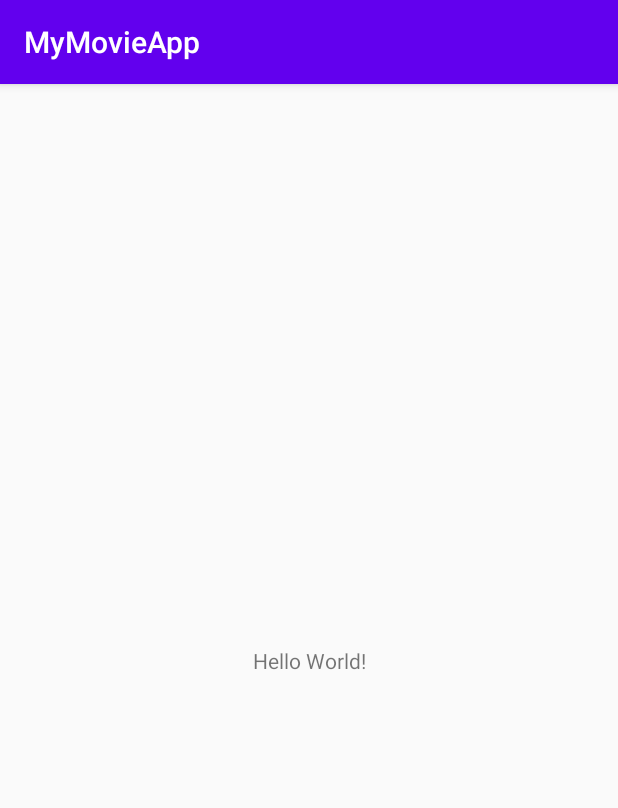
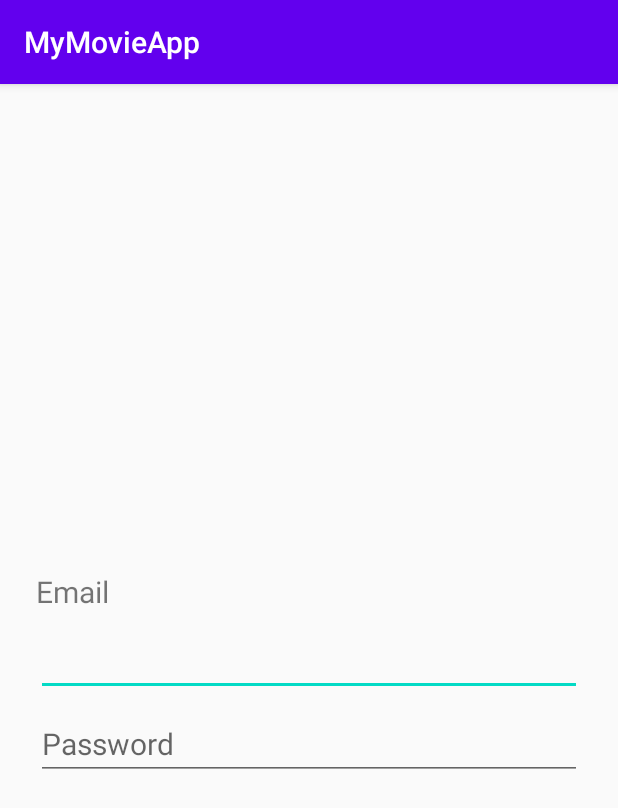
Before and after one commit to Shevy-D/MyMovieApp, an Android app: the screen it shows after launch (MainActivity), on a phone screen of 412 x 824 dp. Shown: the top 808 px of the screen. Run offline under Robolectric (Android 15) with nearby library versions, the phone set to English and light mode, and no system bars.

Commit message:
Added fields to main activity

```diff
--- a/app/src/main/res/layout/activity_main.xml
+++ b/app/src/main/res/layout/activity_main.xml
@@ -6,13 +6,46 @@
     android:layout_height="match_parent"
     tools:context=".MainActivity">
 
+    <EditText
+        android:id="@+id/email_text"
+        android:layout_width="0dp"
+        android:layout_height="wrap_content"
+        android:layout_marginStart="24dp"
+        android:layout_marginEnd="24dp"
+        android:textSize="20sp"
+        app:layout_constraintBottom_toBottomOf="parent"
+        app:layout_constraintEnd_toEndOf="parent"
+        app:layout_constraintLeft_toLeftOf="parent"
+        app:layout_constraintRight_toRightOf="parent"
+        app:layout_constraintStart_toStartOf="parent"
+        app:layout_constraintTop_toTopOf="parent" />
+
     <TextView
+        android:id="@+id/main_activity_email_input"
         android:layout_width="wrap_content"
         android:layout_height="wrap_content"
-        android:text="Hello World!"
-        app:layout_constraintBottom_toBottomOf="parent"
-        app:layout_constraintLeft_toLeftOf="parent"
-        app:layout_constraintRight_toRightOf="parent"
-        app:layout_constraintTop_toTopOf="parent" />
+        android:layout_marginStart="24dp"
+        android:layout_marginBottom="8dp"
+        android:text="@string/email"
+        android:textSize="20sp"
+        app:layout_constraintBottom_toTopOf="@+id/email_text"
+        app:layout_constraintEnd_toEndOf="parent"
+        app:layout_constraintHorizontal_bias="0.0"
+        app:layout_constraintStart_toStartOf="parent" />
+
+    <EditText
+        android:id="@+id/main_activity_password_input"
+        android:layout_width="0dp"
+        android:layout_height="wrap_content"
+        android:layout_marginStart="24dp"
+        android:layout_marginTop="8dp"
+        android:layout_marginEnd="24dp"
+        android:hint="@string/password"
+        android:inputType="textPassword"
+        android:textSize="20sp"
+        app:layout_constraintEnd_toEndOf="parent"
+        app:layout_constraintHorizontal_bias="0.0"
+        app:layout_constraintStart_toStartOf="parent"
+        app:layout_constraintTop_toBottomOf="@+id/email_text" />
 
 </android.support.constraint.ConstraintLayout>
--- a/app/src/main/res/values/strings.xml
+++ b/app/src/main/res/values/strings.xml
@@ -1,3 +1,5 @@
 <resources>
     <string name="app_name">MyMovieApp</string>
+    <string name="email">Email</string>
+    <string name="password">Password</string>
 </resources>
```
